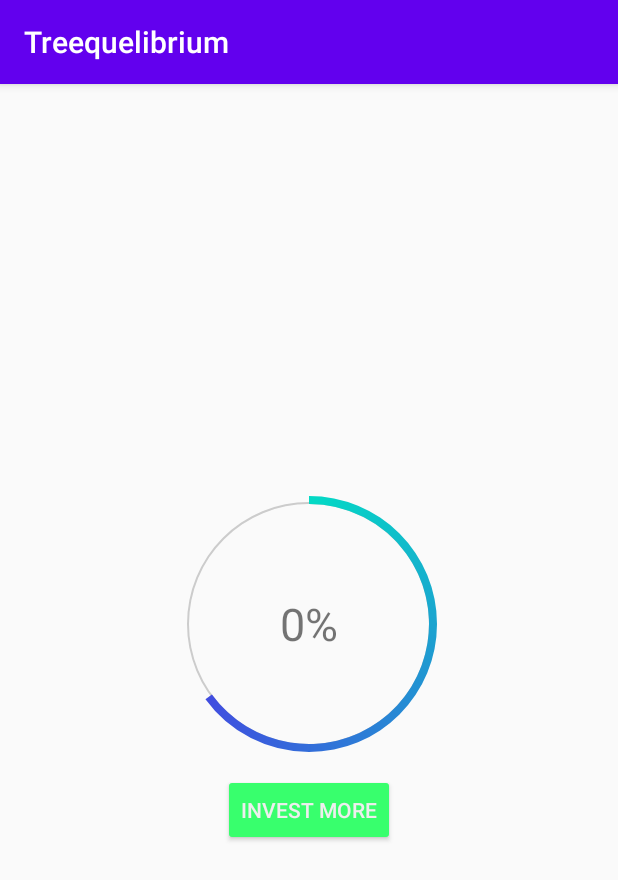
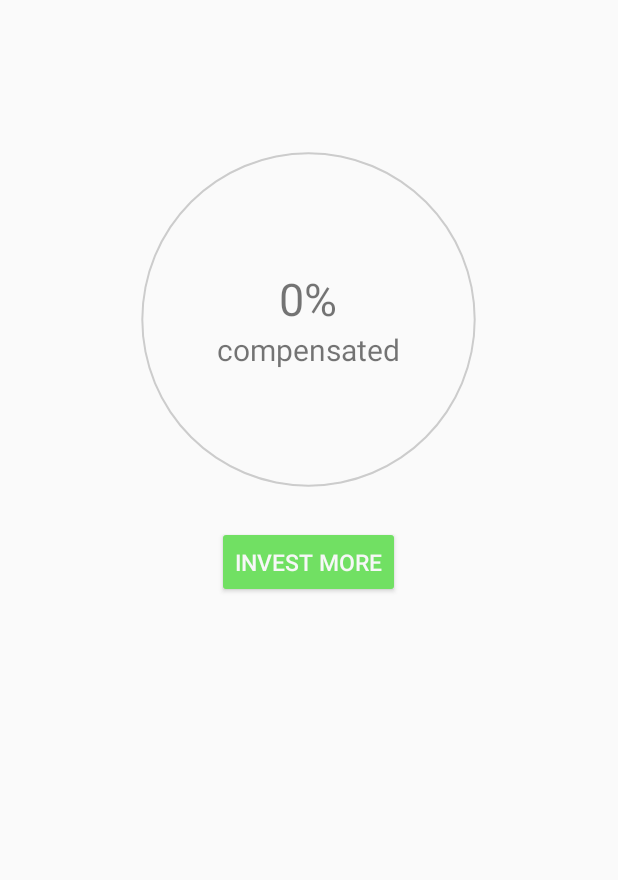
Before and after one commit to FelipeNuti/Treequelibrium, an Android app: the screen it shows after launch (MainActivity), on a phone screen of 412 x 824 dp. Shown: the top 880 px of the screen. Run offline under Robolectric (Android 15) with nearby library versions, the phone set to English and light mode, and no system bars.

Commit message:
fixed circular progress bar

```diff
--- a/app/build.gradle
+++ b/app/build.gradle
@@ -29,5 +29,6 @@ dependencies {
     testImplementation 'junit:junit:4.12'
     androidTestImplementation 'androidx.test.ext:junit:1.1.2'
     androidTestImplementation 'androidx.test.espresso:espresso-core:3.3.0'
+    implementation 'com.google.android.material:material:1.2.1'
 
 }
--- a/app/src/main/java/com/example/treequilibrium/MainActivity.java
+++ b/app/src/main/java/com/example/treequilibrium/MainActivity.java
@@ -6,10 +6,16 @@ import android.os.Bundle;
 import android.view.View;
 import android.widget.Button;
 import android.widget.ProgressBar;
+import android.widget.TextView;
 
 public class MainActivity extends AppCompatActivity {
     ProgressBar progressBar;
     Button buttonDonate;
+    TextView progressText;
+
+    private void syncProgress() {
+        progressText.setText(progressBar.getProgress() + "%");
+    }
 
     @Override
     protected void onCreate(Bundle savedInstanceState) {
@@ -17,6 +23,14 @@ public class MainActivity extends AppCompatActivity {
         setContentView(R.layout.activity_main);
         progressBar = findViewById(R.id.progressBar);
         buttonDonate = findViewById(R.id.buttonDonate);
-        //buttonDonate.setOnClickListener(View.OnClickListener);
+        progressText = findViewById(R.id.centerText);
+        buttonDonate.setOnClickListener(new View.OnClickListener(){
+            public void onClick(View v)
+            {
+                int progress = progressBar.getProgress();
+                progressBar.setProgress((progress+10)%progressBar.getMax());
+                syncProgress();
+            }
+        });
     }
 }
--- a/app/src/main/res/drawable/circular_progress_bar.xml
+++ b/app/src/main/res/drawable/circular_progress_bar.xml
@@ -9,8 +9,8 @@
         android:useLevel="true">
         <gradient
             android:angle="0"
-            android:endColor="@color/colorPrimary"
-            android:startColor="@color/colorAccent"
+            android:endColor="@color/standardGreen"
+            android:startColor="@color/darkerGreen"
             android:type="sweep"
             android:useLevel="false"/>
     </shape>
--- a/app/src/main/res/layout/activity_main.xml
+++ b/app/src/main/res/layout/activity_main.xml
@@ -9,7 +9,8 @@
     <androidx.appcompat.widget.LinearLayoutCompat
         android:layout_width="match_parent"
         android:layout_height="match_parent"
-        android:gravity="center"
+        android:gravity="center_horizontal"
+        android:layout_marginTop="75dp"
         android:orientation="vertical">
 
         <RelativeLayout
@@ -18,32 +19,47 @@
             android:gravity="center_horizontal"
             android:id="@+id/relativeLayoutPBar">
             <androidx.core.widget.ContentLoadingProgressBar
-                android:layout_width="200dp"
-                android:layout_height="200dp"
+                android:layout_width="275dp"
+                android:layout_height="275dp"
                 android:id="@+id/progressBar"
                 android:indeterminate="false"
                 android:progressDrawable="@drawable/circular_progress_bar"
                 android:background="@drawable/background"
                 style="@style/Widget.AppCompat.ProgressBar.Horizontal"
                 android:max="100"
-                android:progress="65"
+                android:progress="0"
                 />
+            <LinearLayout
+                android:layout_width="wrap_content"
+                android:layout_height="wrap_content"
+                android:orientation="vertical"
+                android:layout_centerInParent="true"
+                android:gravity="center">
                 <TextView
                     android:layout_width="wrap_content"
                     android:layout_height="wrap_content"
                     android:id="@+id/centerText"
                     android:text="0%"
                     android:textSize="30dp"
-                    android:layout_centerInParent="true"
                     />
+                <TextView
+                    android:layout_width="wrap_content"
+                    android:layout_height="wrap_content"
+                    android:id="@+id/centerText2"
+                    android:text="compensated"
+                    android:textSize="20dp"
+                    />
+
+            </LinearLayout>
         </RelativeLayout>
             <androidx.appcompat.widget.AppCompatButton
                 android:id="@+id/buttonDonate"
                 android:layout_width="wrap_content"
                 android:layout_height="wrap_content"
                 android:text="INVEST MORE"
-                android:backgroundTint="#38ff6d"
-                android:textColor="#EEEEEE"
+                android:backgroundTint="@color/standardGreen"
+                android:textColor="#f7f7f7"
+                android:textSize="15dp"
                 android:layout_below="@+id/progressBar"
                 android:layout_centerHorizontal="true"
                 />
--- a/app/src/main/res/values/colors.xml
+++ b/app/src/main/res/values/colors.xml
@@ -3,4 +3,6 @@
     <color name="colorPrimary">#6200EE</color>
     <color name="colorPrimaryDark">#3700B3</color>
     <color name="colorAccent">#03DAC5</color>
+    <color name="standardGreen">#71e063</color>
+    <color name="darkerGreen">#1ddb49</color>
 </resources>
--- a/app/src/main/res/values/styles.xml
+++ b/app/src/main/res/values/styles.xml
@@ -1,6 +1,6 @@
 <resources>
     <!-- Base application theme. -->
-    <style name="AppTheme" parent="Theme.AppCompat.Light.DarkActionBar">
+    <style name="AppTheme" parent="Theme.AppCompat.DayNight.NoActionBar">
         <!-- Customize your theme here. -->
         <item name="colorPrimary">@color/colorPrimary</item>
         <item name="colorPrimaryDark">@color/colorPrimaryDark</item>
```
Also changed, not shown: app/src/main/java/com/example/treequilibrium/PriceDataGenerator.java (added, +34 -0 lines).
